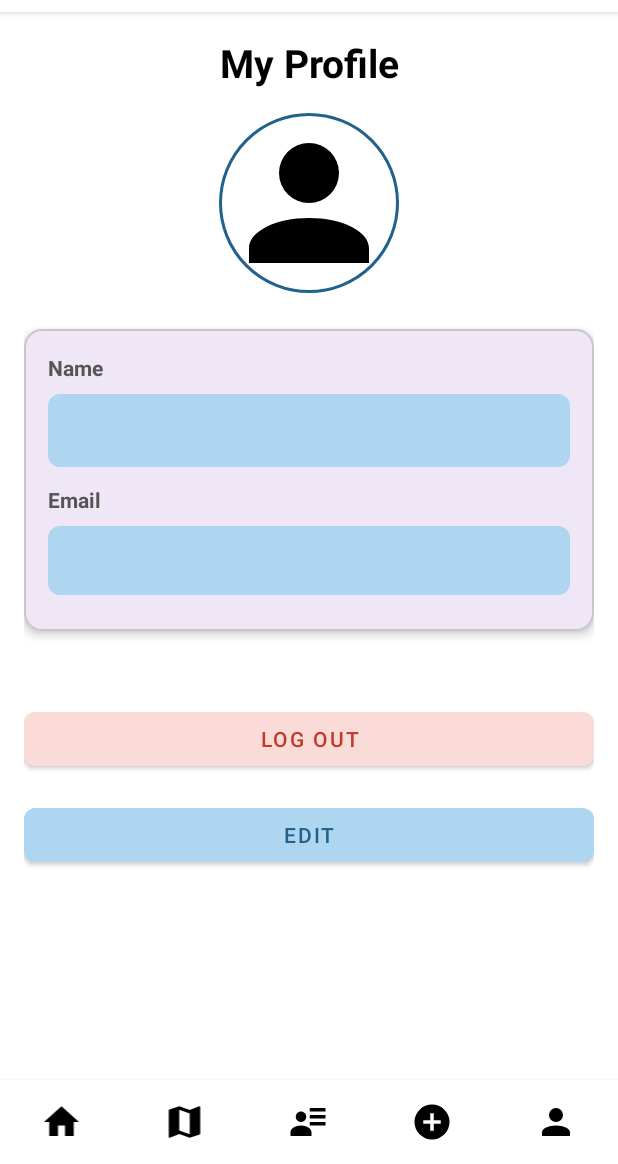
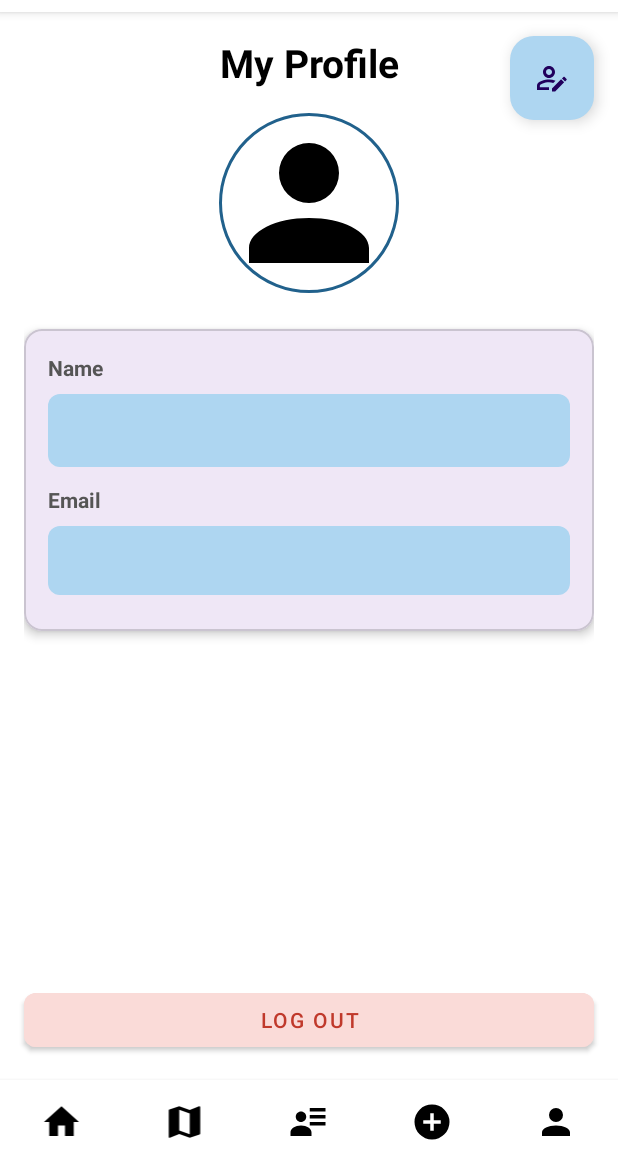
Before and after one commit to dormatana101/TogetherApp, an Android app: the fragment myProfileFragment placed in its activity, on a phone screen of 412 x 824 dp, the part 72-1236 px from its top. Run offline under Robolectric (Android 15) with nearby library versions, the phone set to English and light mode, and no system bars; our stand-ins replace Firebase (no records; nobody signed in at launch, a user with empty details on screens opened directly), Picasso; libraries missing offline, so code that uses them is left out: jp.wasabeef.picasso.

Commit message:
fixed changes

```diff
--- a/app/src/main/java/com/example/togetherproject/myProfileFragment.kt
+++ b/app/src/main/java/com/example/togetherproject/myProfileFragment.kt
@@ -10,6 +10,7 @@ import android.widget.ImageView
 import android.widget.ProgressBar
 import android.widget.TextView
 import com.example.togetherproject.model.UserRepository
+import com.google.android.material.floatingactionbutton.FloatingActionButton
 import com.squareup.picasso.Picasso
 import jp.wasabeef.picasso.transformations.CropCircleTransformation
 
@@ -24,7 +25,7 @@ class myProfileFragment : Fragment() {
         savedInstanceState: Bundle?
     ): View? {
         val view = inflater.inflate(R.layout.fragment_my_profile, container, false)
-        val editButton: TextView = view.findViewById(R.id.editButton)
+        val editButton: FloatingActionButton = view.findViewById(R.id.editButton)
         editButton.setOnClickListener {
             (activity as? MainActivity)?.handleEditProfileClick()
         }
--- a/app/src/main/res/layout/fragment_my_profile.xml
+++ b/app/src/main/res/layout/fragment_my_profile.xml
@@ -1,5 +1,5 @@
 <?xml version="1.0" encoding="utf-8"?>
-<ScrollView
+<androidx.constraintlayout.widget.ConstraintLayout
     xmlns:android="http://schemas.android.com/apk/res/android"
     xmlns:app="http://schemas.android.com/apk/res-auto"
     xmlns:tools="http://schemas.android.com/tools"
@@ -8,6 +8,15 @@
     android:background="@android:color/white"
     tools:context=".myProfileFragment">
 
+    <ScrollView
+        android:id="@+id/scrollView"
+        android:layout_width="0dp"
+        android:layout_height="0dp"
+        app:layout_constraintTop_toTopOf="parent"
+        app:layout_constraintBottom_toTopOf="@id/logoutButton"
+        app:layout_constraintStart_toStartOf="parent"
+        app:layout_constraintEnd_toEndOf="parent">
+
         <LinearLayout
             android:layout_width="match_parent"
             android:layout_height="wrap_content"
@@ -15,7 +24,6 @@
             android:padding="16dp"
             android:gravity="center_horizontal">
 
-        <!-- כותרת / Заголовок -->
             <TextView
                 android:id="@+id/profileTitle"
                 android:layout_width="wrap_content"
@@ -27,8 +35,8 @@
                 android:gravity="center"
                 android:layout_marginBottom="16dp" />
 
-        <!-- Profile Image with ProgressBar -->
             <FrameLayout
+                android:id="@+id/profileImageContainer"
                 android:layout_width="120dp"
                 android:layout_height="120dp"
                 android:layout_marginBottom="24dp">
@@ -50,7 +58,6 @@
                     android:visibility="gone" />
             </FrameLayout>
 
-        <!-- CardView для отображения данных профиля -->
             <com.google.android.material.card.MaterialCardView
                 android:layout_width="match_parent"
                 android:layout_height="wrap_content"
@@ -64,7 +71,6 @@
                     android:orientation="vertical"
                     android:padding="16dp">
 
-                <!-- Имя -->
                     <TextView
                         android:layout_width="match_parent"
                         android:layout_height="wrap_content"
@@ -87,7 +93,6 @@
                         android:layout_marginTop="4dp"
                         android:layout_marginBottom="12dp" />
 
-                <!-- Email -->
                     <TextView
                         android:layout_width="match_parent"
                         android:layout_height="wrap_content"
@@ -111,29 +116,33 @@
                 </LinearLayout>
             </com.google.android.material.card.MaterialCardView>
 
-        <!-- Кнопка Logout -->
+
+        </LinearLayout>
+    </ScrollView>
+
     <com.google.android.material.button.MaterialButton
         android:id="@+id/logoutButton"
-            android:layout_width="match_parent"
+        android:layout_width="0dp"
         android:layout_height="wrap_content"
         android:text="Log Out"
-            android:layout_marginTop="32dp"
-            android:layout_marginBottom="16dp"
         app:cornerRadius="8dp"
         android:backgroundTint="@color/lightRed"
         android:textColor="@color/darkRed"
-            style="@style/Widget.MaterialComponents.Button" />
+        style="@style/Widget.MaterialComponents.Button"
+        app:layout_constraintBottom_toBottomOf="parent"
+        app:layout_constraintStart_toStartOf="parent"
+        app:layout_constraintEnd_toEndOf="parent"
+        android:layout_margin="16dp" />
 
-        <!-- Кнопка Edit -->
-        <com.google.android.material.button.MaterialButton
+    <com.google.android.material.floatingactionbutton.FloatingActionButton
         android:id="@+id/editButton"
-            android:layout_width="match_parent"
+        android:layout_width="wrap_content"
         android:layout_height="wrap_content"
-            android:text="Edit"
-            app:cornerRadius="8dp"
-            android:backgroundTint="@color/lightBlue"
-            android:textColor="@color/darkBlue"
-            style="@style/Widget.MaterialComponents.Button" />
+        android:src="@drawable/account_edit_outline"
+        app:backgroundTint="@color/lightBlue"
+        app:fabSize="normal"
+        app:layout_constraintTop_toTopOf="parent"
+        app:layout_constraintEnd_toEndOf="parent"
+        android:layout_margin="16dp" />
 
-    </LinearLayout>
-</ScrollView>
+</androidx.constraintlayout.widget.ConstraintLayout>
```
Lines whose indentation alone changed are shown as unchanged.
